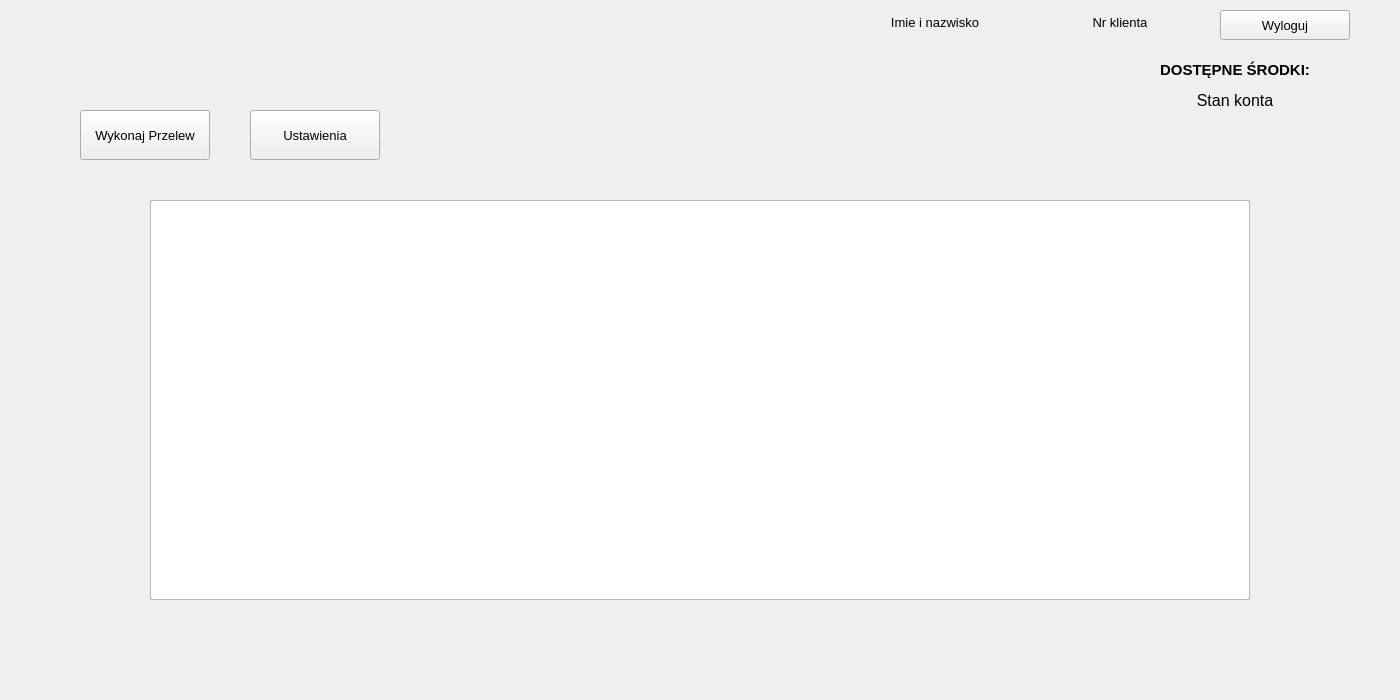
The window that widget.ui (damman96/OnlineBankingSimulator) describes before a commit, drawn with Qt 5.
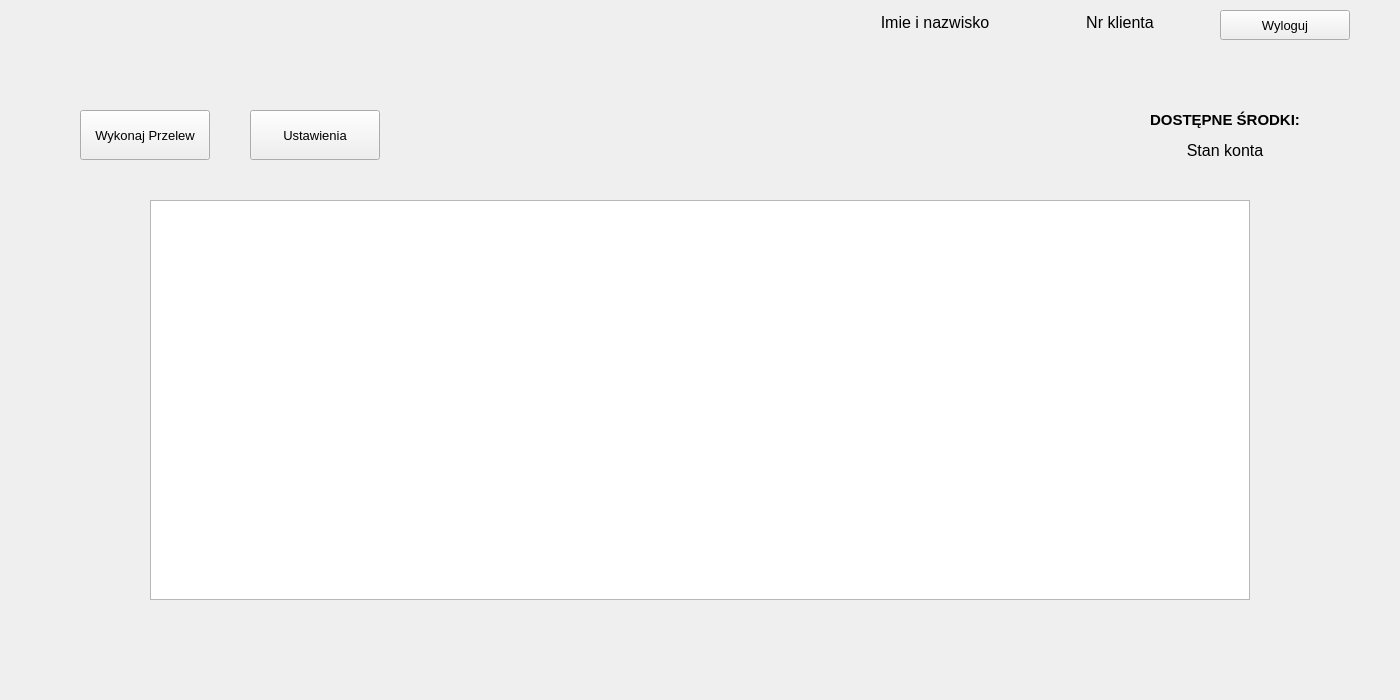
The same window after the commit. The open tabs and pages were chosen to show the change.

Commit message: add label with last login time

What changed in the file:
```diff
--- a/widget.ui
+++ b/widget.ui
@@ -181,7 +181,7 @@
      </property>
      <property name="font">
       <font>
-       <pointsize>10</pointsize>
+       <pointsize>12</pointsize>
        <weight>50</weight>
        <bold>false</bold>
       </font>
@@ -204,7 +204,7 @@
      </property>
      <property name="font">
       <font>
-       <pointsize>10</pointsize>
+       <pointsize>12</pointsize>
        <weight>50</weight>
        <bold>false</bold>
       </font>
@@ -222,8 +222,8 @@
     <widget class="QLabel" name="label">
      <property name="geometry">
       <rect>
-       <x>1150</x>
-       <y>60</y>
+       <x>1140</x>
+       <y>110</y>
        <width>170</width>
        <height>20</height>
       </rect>
@@ -245,8 +245,8 @@
     <widget class="QLabel" name="balanceLabel">
      <property name="geometry">
       <rect>
-       <x>1160</x>
-       <y>90</y>
+       <x>1150</x>
+       <y>140</y>
        <width>150</width>
        <height>20</height>
       </rect>
@@ -328,6 +328,27 @@
       <string>Ustawienia</string>
      </property>
     </widget>
+    <widget class="QLabel" name="lastLoginLabel">
+     <property name="geometry">
+      <rect>
+       <x>1030</x>
+       <y>50</y>
+       <width>320</width>
+       <height>30</height>
+      </rect>
+     </property>
+     <property name="font">
+      <font>
+       <pointsize>10</pointsize>
+      </font>
+     </property>
+     <property name="text">
+      <string/>
+     </property>
+     <property name="alignment">
+      <set>Qt::AlignCenter</set>
+     </property>
+    </widget>
    </widget>
    <widget class="QWidget" name="settingsPage">
     <widget class="QLineEdit" name="oldPasswordEdit">
```
The commit also changes 5 other files.
